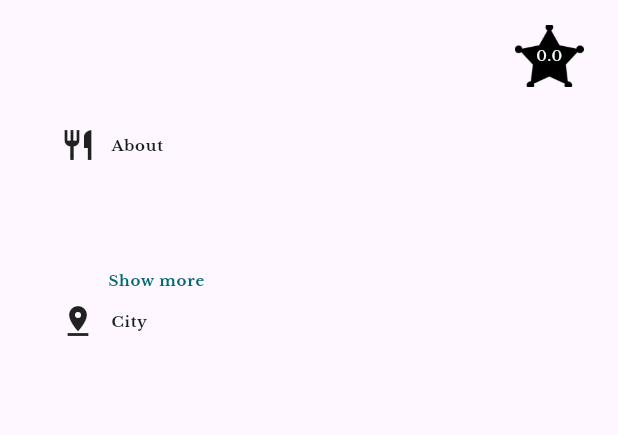
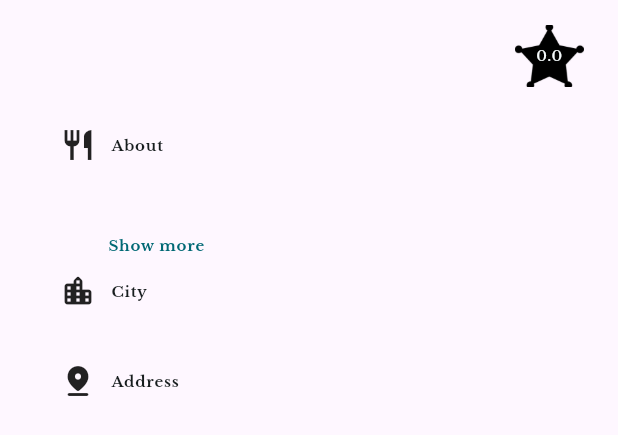
Before and after one commit to pnd-kw/el_resto_app, a Flutter app: the RestaurantDetailInfo widget shown alone on an empty page, opened directly with empty values, on a phone screen of 412 x 824 dp. Shown: the top 435 px of the screen. Run offline on Flutter 3.47's test engine with Material 3 defaults, Android fonts, the light colour scheme and no system bars; our stand-ins replace auto_size_text, bloc, dio, equatable, flutter_bloc, google_fonts and 2 more; accounts and stored records are empty; network calls fail.

Commit message:
get restaurant detail from api

```diff
--- a/lib/bloc/restaurant_event.dart
+++ b/lib/bloc/restaurant_event.dart
@@ -8,3 +8,12 @@ class RestaurantEvent extends Equatable {
 }
 
 class FetchRestaurant extends RestaurantEvent {}
+
+class FetchRestaurantDetail extends RestaurantEvent {
+  final String id;
+
+  const FetchRestaurantDetail({required this.id});
+
+  @override
+  List<Object> get props => [id];
+}
--- a/lib/bloc/restaurant_state.dart
+++ b/lib/bloc/restaurant_state.dart
@@ -28,3 +28,25 @@ class RestaurantError extends RestaurantState {
   @override
   List<Object> get props => [errorMessage];
 }
+
+class RestaurantDetailInitial extends RestaurantState {}
+
+class RestaurantDetailLoading extends RestaurantState {}
+
+class RestaurantDetailLoaded extends RestaurantState {
+  final RestaurantDetail restaurantDetail;
+
+  const RestaurantDetailLoaded({required this.restaurantDetail});
+
+  @override
+  List<Object> get props => [restaurantDetail];
+}
+
+class RestaurantDetailError extends RestaurantState {
+  final String errorMessage;
+
+  const RestaurantDetailError(this.errorMessage);
+
+  @override
+  List<Object> get props => [errorMessage];
+}
--- a/lib/model/retaurant.dart
+++ b/lib/model/restaurant.dart
@@ -65,12 +65,12 @@ class Restaurant {
         rating: json["rating"]?.toDouble(),
       );
 
-  // Map<String, dynamic> toJson() => {
-  //       "id": id,
-  //       "name": name,
-  //       "description": description,
-  //       "pictureId": pictureId,
-  //       "city": city,
-  //       "rating": rating,
-  //     };
+  Map<String, dynamic> toJson() => {
+        "id": id,
+        "name": name,
+        "description": description,
+        "pictureId": pictureId,
+        "city": city,
+        "rating": rating,
+      };
 }
--- a/lib/model/restaurant_detail.dart
+++ b/lib/model/restaurant_detail.dart
@@ -0,0 +1,88 @@
+class RestaurantDetail {
+  String id;
+  String name;
+  String description;
+  String city;
+  String address;
+  String pictureId;
+  List<Category> categories;
+  Menus menus;
+  double rating;
+  List<CustomerReview> customerReviews;
+
+  RestaurantDetail({
+    required this.id,
+    required this.name,
+    required this.description,
+    required this.city,
+    required this.address,
+    required this.pictureId,
+    required this.categories,
+    required this.menus,
+    required this.rating,
+    required this.customerReviews,
+  });
+
+  factory RestaurantDetail.fromJson(Map<String, dynamic> json) =>
+      RestaurantDetail(
+        id: json["id"],
+        name: json["name"],
+        description: json["description"],
+        city: json["city"],
+        address: json["address"],
+        pictureId: json["pictureId"],
+        categories: List<Category>.from(
+            json["categories"].map((category) => Category.fromJson(category))),
+        menus: Menus.fromJson(json["menus"]),
+        rating: json["rating"]?.toDouble(),
+        customerReviews: List<CustomerReview>.from(json["customerReviews"]
+            .map((review) => CustomerReview.fromJson(review))),
+      );
+}
+
+class Category {
+  String name;
+
+  Category({
+    required this.name,
+  });
+
+  factory Category.fromJson(Map<String, dynamic> json) => Category(
+        name: json["name"],
+      );
+}
+
+class CustomerReview {
+  String name;
+  String review;
+  String date;
+
+  CustomerReview({
+    required this.name,
+    required this.review,
+    required this.date,
+  });
+
+  factory CustomerReview.fromJson(Map<String, dynamic> json) => CustomerReview(
+        name: json["name"],
+        review: json["review"],
+        date: json["date"],
+      );
+}
+
+class Menus {
+  List<Category> foods;
+  List<Category> drinks;
+
+  Menus({
+    required this.foods,
+    required this.drinks,
+  });
+
+  factory Menus.fromJson(Map<String, dynamic> json) => Menus(
+        foods: List<Category>.from(
+            json["foods"].map((food) => Category.fromJson(food))),
+        drinks: List<Category>.from(
+            json["drinks"].map((drink) => Category.fromJson(drink))),
+      );
+}
--- a/lib/widget/restaurant_detail_info.dart
+++ b/lib/widget/restaurant_detail_info.dart
@@ -3,16 +3,20 @@ import 'package:responsive_framework/responsive_breakpoints.dart';
 
 class RestaurantDetailInfo extends StatefulWidget {
   final String name;
+  // final List<String> categoryName;
   final double rating;
   final String description;
   final String city;
+  final String address;
 
   const RestaurantDetailInfo({
     super.key,
     required this.name,
+    // required this.categoryName,
     required this.rating,
     required this.description,
     required this.city,
+    required this.address,
   });
 
   @override
@@ -31,10 +35,10 @@ class _RestaurantDetailInfoState extends State<RestaurantDetailInfo> {
     final mobileStarImgWidth = screenWidth / 9;
     final mobileStarImgHeight = screenHeight / 20;
     final mobileRatingWidth = screenWidth / 9;
-    final mobileContainerHeight = screenHeight / 4;
-    final mobileExpandedContainerHeight = screenHeight / 2;
-    const mobileContainerFlex = 2;
-    const mobileExpandedContainerFlex = 8;
+    final mobileContainerHeight = screenHeight / 3;
+    final mobileExpandedContainerHeight = screenHeight / 1.8;
+    const mobileContainerFlex = 1;
+    const mobileExpandedContainerFlex = 9;
 
     double titleContainerHeight = screenHeight / 8;
     double starImgWidth = screenWidth / 20;
@@ -67,10 +71,38 @@ class _RestaurantDetailInfoState extends State<RestaurantDetailInfo> {
               children: [
                 Expanded(
                   flex: 2,
-                  child: Text(
-                    widget.name,
-                    style: Theme.of(context).textTheme.headlineLarge!.copyWith(
-                        color: Theme.of(context).colorScheme.onBackground),
+                  child: Row(
+                    children: [
+                      Flexible(
+                        child: Text(
+                          widget.name,
+                          style: Theme.of(context)
+                              .textTheme
+                              .headlineLarge!
+                              .copyWith(
+                                  color: Theme.of(context)
+                                      .colorScheme
+                                      .onBackground),
+                        ),
+                      ),
+                      // Flexible(
+                      //   child: ListView.builder(
+                      //     itemCount: widget.categoryName.length,
+                      //     itemBuilder: (context, index) {
+                      //       return Text(
+                      //         widget.categoryName[index],
+                      //         style: Theme.of(context)
+                      //             .textTheme
+                      //             .labelSmall!
+                      //             .copyWith(
+                      //                 color: Theme.of(context)
+                      //                     .colorScheme
+                      //                     .onBackground),
+                      //       );
+                      //     },
+                      //   ),
+                      // ),
+                    ],
                   ),
                 ),
                 Flexible(
@@ -128,7 +160,7 @@ class _RestaurantDetailInfoState extends State<RestaurantDetailInfo> {
                         style: Theme.of(context).textTheme.bodySmall!.copyWith(
                             color: Theme.of(context).colorScheme.onBackground),
                         textAlign: TextAlign.justify,
-                        maxLines: isExpanded ? null : 4,
+                        maxLines: isExpanded ? null : 2,
                         overflow: isExpanded ? null : TextOverflow.ellipsis,
                       )),
                   buildTextButton(
@@ -149,12 +181,23 @@ class _RestaurantDetailInfoState extends State<RestaurantDetailInfo> {
                                   color: Theme.of(context).colorScheme.primary),
                         )),
                   ),
-                  buildInfoTitle(context, 'City', const Icon(Icons.pin_drop)),
+                  buildInfoTitle(
+                      context, 'City', const Icon(Icons.location_city_rounded)),
                   buildInfoContent(
                       context,
                       1,
                       Text(
                         widget.city,
+                        style: Theme.of(context).textTheme.bodySmall!.copyWith(
+                            color: Theme.of(context).colorScheme.onBackground),
+                      )),
+                  buildInfoTitle(
+                      context, 'Address', const Icon(Icons.pin_drop_rounded)),
+                  buildInfoContent(
+                      context,
+                      1,
+                      Text(
+                        widget.address,
                         style: Theme.of(context).textTheme.bodySmall!.copyWith(
                             color: Theme.of(context).colorScheme.onBackground),
                       )),
--- a/pubspec.yaml
+++ b/pubspec.yaml
@@ -42,6 +42,7 @@ dependencies:
   flutter_bloc: ^8.1.3
   equatable: ^2.0.5
   bloc: ^8.1.2
+  shared_preferences: ^2.2.2
 
 
 
```
Also changed, not shown: lib/bloc/restaurant_bloc.dart (+18 -1 lines), lib/main.dart (+17 -9 lines), lib/presentation/restaurant_detail.dart (deleted, +0 -133 lines), lib/presentation/restaurant_detail_screen.dart (added, +206 -0 lines), lib/presentation/restaurant_list_screen.dart (renamed from lib/presentation/restaurant_list.dart, +12 -5 lines), lib/repository/restaurant_data.dart (+43 -1 lines), pubspec.lock, 2 other files.
